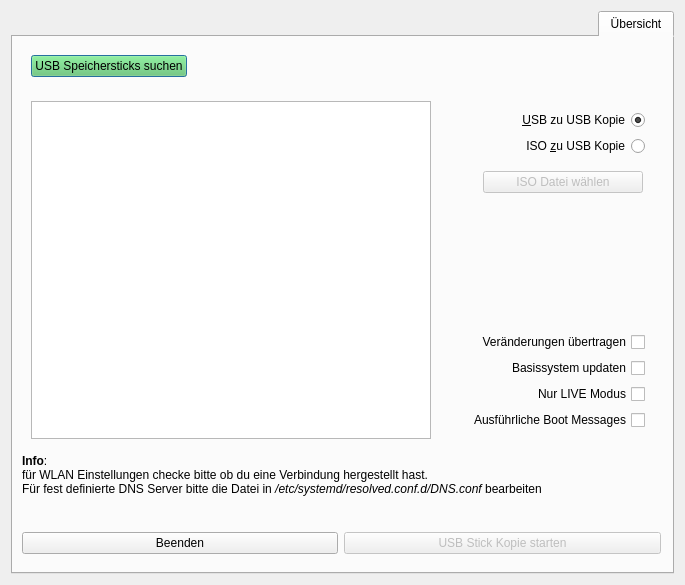
Qt form usbcreator/usbcreator.ui (valueerrorx/life-builder) before a commit.
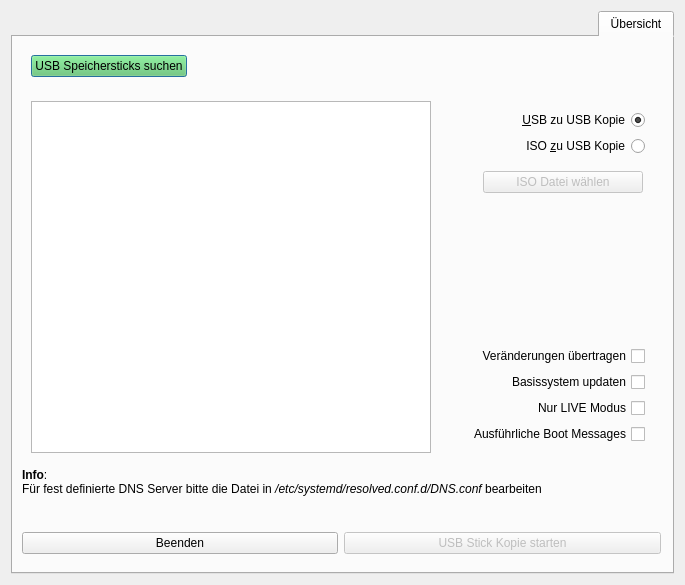
The same form after that commit. Icons and pictures are not drawn.

The edit to the form file:
```diff
--- a/usbcreator/usbcreator.ui
+++ b/usbcreator/usbcreator.ui
@@ -345,7 +345,7 @@
        <item>
         <widget class="QLabel" name="label">
          <property name="text">
-          <string>&lt;html&gt;&lt;head/&gt;&lt;body&gt;&lt;p&gt;&lt;span style=&quot; font-weight:600;&quot;&gt;Info&lt;/span&gt;: &lt;br/&gt;für WLAN Einstellungen checke bitte ob du eine Verbindung hergestellt hast.&lt;br/&gt;Für fest definierte DNS Server bitte die Datei in &lt;span style=&quot; font-style:italic;&quot;&gt;/etc/systemd/resolved.conf.d/DNS.conf&lt;/span&gt; bearbeiten&lt;/p&gt;&lt;/body&gt;&lt;/html&gt;</string>
+          <string>&lt;html&gt;&lt;head/&gt;&lt;body&gt;&lt;p&gt;&lt;span style=&quot; font-weight:600;&quot;&gt;Info&lt;/span&gt;: &lt;br/&gt;Für fest definierte DNS Server bitte die Datei in &lt;span style=&quot; font-style:italic;&quot;&gt;/etc/systemd/resolved.conf.d/DNS.conf&lt;/span&gt; bearbeiten&lt;/p&gt;&lt;/body&gt;&lt;/html&gt;</string>
          </property>
         </widget>
        </item>
```
